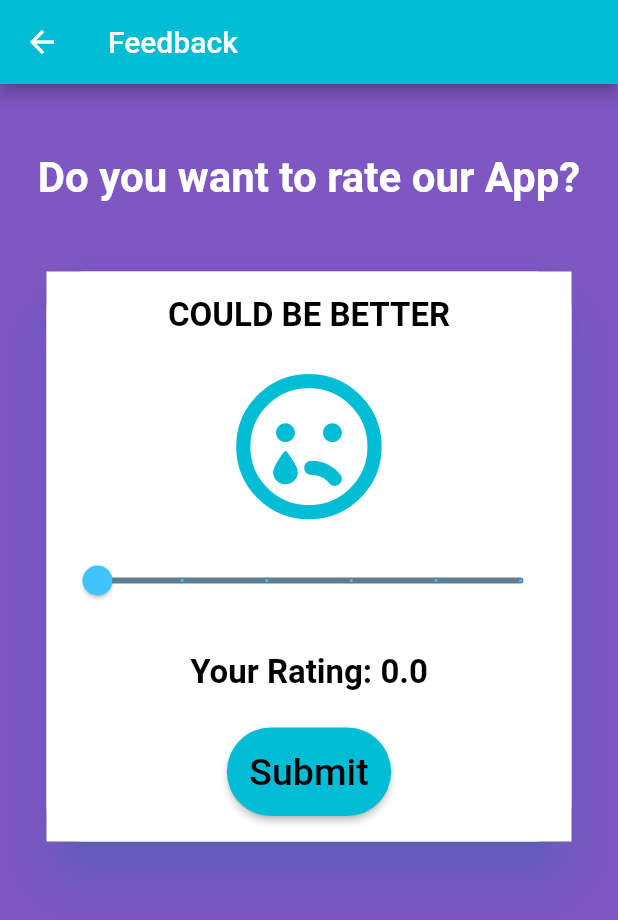
After one commit to NehaNooka/Flutter-Medic, a Flutter app: the Rate screen opened directly, on a phone screen of 412 x 824 dp. The commit adds this screen. Shown: the top 920 px of the screen. Run offline on Flutter 3.47's test engine with Material 2 defaults, Android fonts, the phone set to English and light mode, and no system bars; our stand-ins replace cloud_firestore, firebase_auth, firebase_database, flutter_signin_button, flutter_spinkit, font_awesome_flutter and 1 more; missing offline and left inert: draggable_scrollbar; accounts and stored records are empty.

Commit message:
Rate and about

```diff
--- a/lib/sign_up.dart
+++ b/lib/Auth/sign_up.dart
@@ -1,7 +1,7 @@
 import 'package:flutter/material.dart';
 import 'package:flutter_signin_button/flutter_signin_button.dart';
-import 'package:wallpaper/email_login.dart';
-import 'package:wallpaper/email_signup.dart';
+import 'package:wallpaper/Auth/email_login.dart';
+import 'package:wallpaper/Auth/email_signup.dart';
 
 
 class SignUp extends StatelessWidget {
--- /dev/null
+++ b/lib/Settings/rate.dart
@@ -0,0 +1,139 @@
+import 'package:flutter/cupertino.dart';
+import 'package:flutter/material.dart';
+import 'package:font_awesome_flutter/font_awesome_flutter.dart';
+class Rate extends StatefulWidget {
+  @override
+  _RateState createState() => _RateState();
+}
+class _RateState extends State<Rate> {
+  var myFeedbackText = "COULD BE BETTER";
+  var sliderValue = 0.0;
+  IconData myFeedback = FontAwesomeIcons.sadTear;
+  Color myFeedbackColor = Colors.cyan;
+
+  @override
+  Widget build(BuildContext context) {
+    return new Scaffold(
+      appBar: AppBar(
+
+        title: Text("Feedback"),
+        backgroundColor: Colors.cyan,
+//        actions: <Widget>[
+//        ],
+      ),
+      body: Container(
+color: Colors.deepPurple[400],
+        child: Column(
+          children: <Widget>[
+            SizedBox(height:30.0),
+            Container(child:Padding(
+              padding: const EdgeInsets.all(16.0),
+              child: Container(child: Text("Do you want to rate our App?",
+                style: TextStyle(color: Colors.white, fontSize: 28.0,fontWeight:FontWeight.bold),)),
+            ),),
+            SizedBox(height:30.0),
+            Container(
+              child: Align(
+                child: Material(
+                  color: Colors.yellow[400],
+                  elevation: 14.0,
+                  borderRadius: BorderRadius.circular(24.0),
+                  shadowColor: Color(0x802196F3),
+                  child: Container(
+                      width: 350.0,
+                      height: 380.0,
+                      color:Colors.white,
+                      child: Column(children: <Widget>[
+                        Padding(
+                          padding: const EdgeInsets.all(16.0),
+                          child: Container(child: Text(myFeedbackText,
+                            style: TextStyle(color: Colors.black, fontWeight: FontWeight.bold,fontSize: 22.0),)),
+                        ),
+                        Padding(
+                          padding: const EdgeInsets.all(8.0),
+                          child: Container(child: Icon(
+                            myFeedback, color: myFeedbackColor, size: 100.0,)),
+                        ),
+                        Padding(
+                          padding: const EdgeInsets.all(8.0),
+                          child: Container(
+                            child: Slider(
+                              min: 0,
+                              max: 5,
+                              divisions: 5,
+                              value: sliderValue,
+                              activeColor: Colors.lightBlueAccent,
+                              inactiveColor: Colors.blueGrey,
+                              onChanged: (newValue) {
+                                setState(() {
+                                  sliderValue = newValue;
+                                  if (sliderValue > 0 && sliderValue <= 1) {
+                                    myFeedback = FontAwesomeIcons.sadTear;
+                                    myFeedbackColor = Colors.red;
+                                    myFeedbackText = "COULD BE MUCH BETTER";
+                                  }
+                                  if (sliderValue >= 1.1 && sliderValue <= 2) {
+                                    myFeedback = FontAwesomeIcons.frown;
+                                    myFeedbackColor = Colors.indigoAccent;
+                                    myFeedbackText = "BELOW AVERAGE";
+                                  }
+                                  if (sliderValue >= 2.1 && sliderValue <= 3) {
+                                    myFeedback = FontAwesomeIcons.meh;
+                                    myFeedbackColor = Colors.pinkAccent;
+                                    myFeedbackText = "AVERAGE";
+                                  }
+                                  if (sliderValue >= 3.1 && sliderValue <= 4) {
+                                    myFeedback = FontAwesomeIcons.smile;
+                                    myFeedbackColor = Colors.lightBlue;
+                                    myFeedbackText = "GOOD";
+                                  }
+                                  if (sliderValue >= 4.1 && sliderValue <= 5) {
+                                    myFeedback = FontAwesomeIcons.laugh;
+                                    myFeedbackColor = Colors.green;
+                                    myFeedbackText = "EXCELLENT";
+                                  }
+                                });
+                              },
+                            ),),
+                        ),
+                        Padding(
+                          padding: const EdgeInsets.all(16.0),
+                          child: Container(child: Text("Your Rating: $sliderValue",
+                            style: TextStyle(color: Colors.black, fontSize: 22.0,fontWeight:FontWeight.bold),)),
+                        ),
+                        Padding(
+                          padding: const EdgeInsets.all(8.0),
+                          child: Container(child: Align(
+                            alignment: Alignment.bottomCenter,
+                            child: RaisedButton(
+                              shape:RoundedRectangleBorder(borderRadius: new BorderRadius.circular(35.0)),
+                              color: Colors.cyan,
+                              padding: EdgeInsets.all(15.0),
+                              child: Text('Submit',
+                                style: TextStyle(fontSize: 25.0,color: Colors.black),),
+                              onPressed: () {
+                                bookFlight(context);
+                              },
+                            ),
+                          )),
+                        ),
+                      ],)
+                  ),
+                ),
+              ),
+            ),
+          ],
+        ),
+      ),
+    );
+  }
+  void bookFlight(BuildContext context) {
+    var alertDialog = AlertDialog(
+        title:Text("Thank You for feedback!!"),
+        shape:RoundedRectangleBorder(borderRadius: BorderRadius.all(Radius.circular(20.0)))
+    );
+    showDialog(
+        context: context,
+        builder: (BuildContext context) => alertDialog);
+  }
+}
--- a/lib/main.dart
+++ b/lib/main.dart
@@ -1,7 +1,7 @@
 import 'package:firebase_auth/firebase_auth.dart';
 import 'package:flutter/material.dart';
 import 'package:wallpaper/home.dart';
-import 'package:wallpaper/sign_up.dart';
+import 'package:wallpaper/Auth/sign_up.dart';
 
 void main() => runApp(MyApp());
 
--- a/lib/tabs/notes.dart
+++ b/lib/tabs/notes.dart
@@ -75,6 +75,7 @@ class _NotesState extends State<Notes> {
           child: Icon(Icons.add, color: Colors.white),
         ),
         body:
+
         StreamBuilder(
           stream: Firestore.instance.collection(uid).snapshots(),
           builder: (context,snapshots){
--- a/pubspec.yaml
+++ b/pubspec.yaml
@@ -36,7 +36,8 @@ dependencies:
   cloud_firestore: ^0.13.3
   search_widget: ^1.0.2
   flutter_spinkit: ^4.1.2
-
+  font_awesome_flutter: ^8.2.0
+  google_fonts: ^1.1.0
   # The following adds the Cupertino Icons font to your application.
   # Use with the CupertinoIcons class for iOS style icons.
   cupertino_icons: ^0.1.3
```
Also changed, not shown: lib/Settings/about.dart (added, +146 -0 lines), lib/home.dart (+7 -15 lines), lib/tabs/home1.dart (+112 -22 lines), lib/tabs/second.dart (+19 -2 lines), assets/d.jpg (added), lib/Auth/email_login.dart (renamed from lib/email_login.dart), lib/Auth/email_signup.dart (renamed from lib/email_signup.dart), pubspec.lock.
